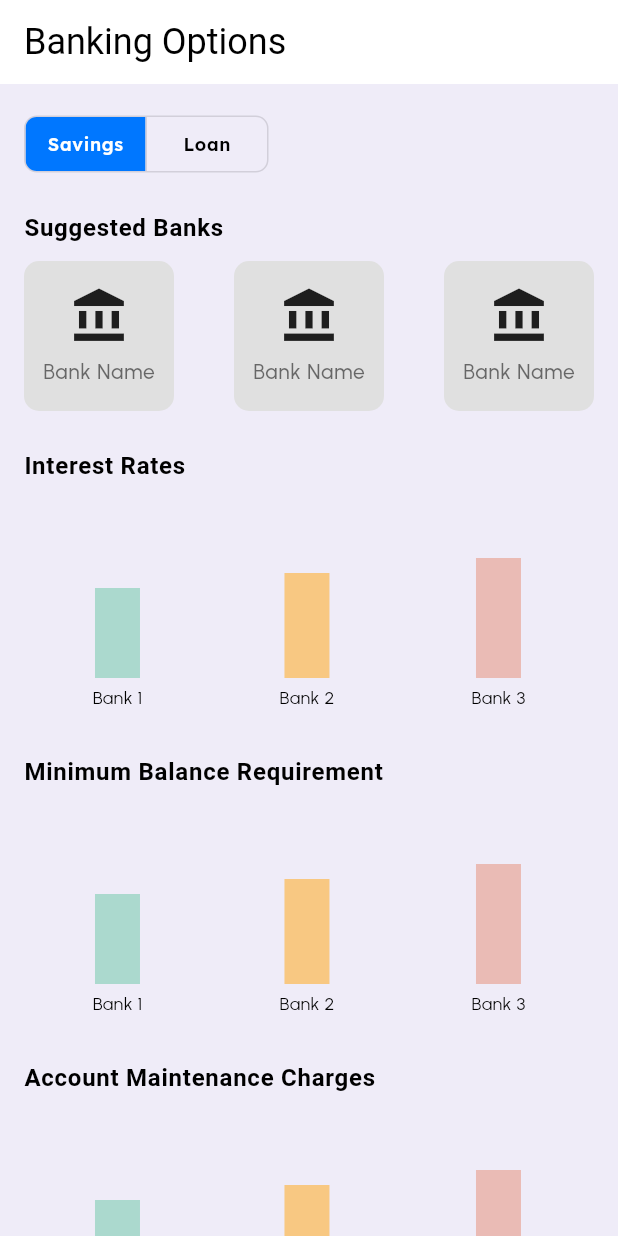
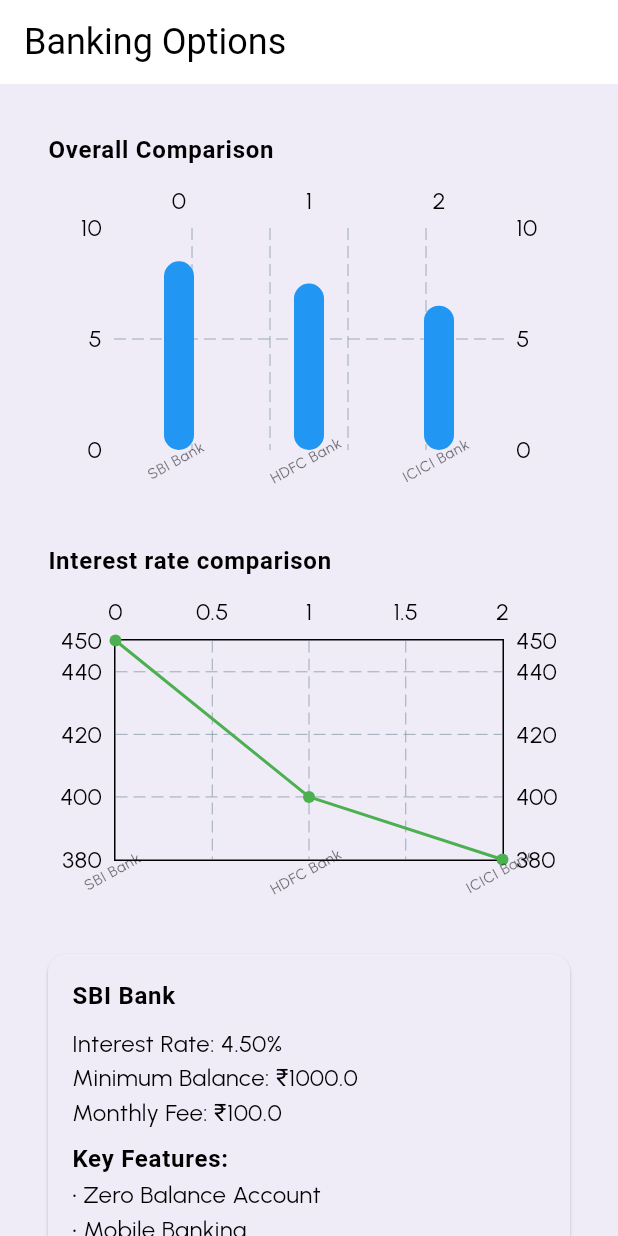
Before and after one commit to anshd258/LakshmiSetu, a Flutter app: the BankingOptionsScreen screen opened by its route, on a phone screen of 412 x 824 dp. Run offline on Flutter 3.47's test engine with Material 3 defaults, Android fonts, the phone set to English and light mode, and no system bars; drawn by our look-alikes of fl_chart; our stand-ins replace bloc, equatable, firebase_auth, firebase_core, firebase_crashlytics, flutter_bloc and 8 more; missing offline and left inert: groq, talker_bloc_logger; accounts and stored records are empty; generated files the repository leaves out were written again; statements that could not run were skipped.

Commit message:
Implemented banking options generation

```diff
--- a/lib/app_entrypoint.dart
+++ b/lib/app_entrypoint.dart
@@ -3,6 +3,7 @@
 import 'package:flutter_screenutil/flutter_screenutil.dart';
 import 'package:lakshmi_setu/app_routes.dart';
 import 'package:lakshmi_setu/core/bloc/auth/cubit.dart';
+import 'package:lakshmi_setu/core/bloc/bank-comparison/cubit.dart';
 import 'package:lakshmi_setu/core/bloc/micro-investments.dart/cubit.dart';
 import 'package:lakshmi_setu/core/theme/apptheme.dart';
 import 'package:lakshmi_setu/data/apis/auth_repository.dart';
@@ -25,6 +26,9 @@
         BlocProvider<MicroInvestmentsCubit>(
           create: (context) => MicroInvestmentsCubit(GroqApiService()),
         ),
+        BlocProvider<BankComparisonCubit>(
+          create: (context) => BankComparisonCubit(GroqApiService()),
+        ),
       ],
       key: providerScopeKey,
       child: ScreenUtilInit(
--- a/lib/app_routes.dart
+++ b/lib/app_routes.dart
@@ -3,6 +3,7 @@
 import 'package:lakshmi_setu/core/routes/home_routes.dart';
 import 'package:lakshmi_setu/core/routes/onboarding_routes.dart';
 import 'package:lakshmi_setu/presentation/screens/authentication/page.dart';
+import 'package:lakshmi_setu/presentation/screens/banking/page.dart';
 import 'package:lakshmi_setu/presentation/screens/micro_investments/page.dart';
 
 final rootNavigatoinKey = GlobalKey<NavigatorState>(debugLabel: "root");
@@ -25,7 +26,7 @@
 
 GoRouter routes = GoRouter(
   navigatorKey: rootNavigatoinKey,
-  initialLocation: MicroInvestmentsScreen.route,
+  initialLocation: BankingOptionsScreen.route,
   routes: [
     ...onboardingRoutes,
     ...homeRoutes,
--- /dev/null
+++ b/lib/core/bloc/bank-comparison/states.dart
@@ -0,0 +1,25 @@
+import 'package:lakshmi_setu/data/models/bank_comparison_model.dart';
+
+class BankComparisonState {
+  final bool isLoading;
+  final String error;
+  final List<BankComparisonModel> bankComparisons;
+
+  BankComparisonState({
+    this.isLoading = false,
+    this.error = '',
+    this.bankComparisons = const [],
+  });
+
+  BankComparisonState copyWith({
+    bool? isLoading,
+    String? error,
+    List<BankComparisonModel>? bankComparisons,
+  }) {
+    return BankComparisonState(
+      isLoading: isLoading ?? this.isLoading,
+      error: error ?? this.error,
+      bankComparisons: bankComparisons ?? this.bankComparisons,
+    );
+  }
+}
--- a/lib/data/apis/groq_service.dart
+++ b/lib/data/apis/groq_service.dart
@@ -1,3 +1,5 @@
+import 'dart:convert';
+
 import 'package:groq/groq.dart';
 import 'package:lakshmi_setu/data/models/user_model.dart.dart';
 
@@ -11,7 +13,7 @@
   }
 
   final Groq _groq = Groq(
-    apiKey: "",
+    apiKey: "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",
     model: "llama3-8b-8192",
   );
 
@@ -52,21 +54,94 @@
   // Banking options recommendations
   Future<String> recommendBankingOptions(UserModel user) async {
     try {
-      String prompt =
-          "Based on this user's profile, recommend banking options: $user";
+      String prompt = """
+    IMPORTANT: You must respond with ONLY a JSON array and NO other text.
+    DO NOT include any introduction, explanation, or other text.
+    START YOUR RESPONSE WITH [ AND END WITH ].
+
+    Based on this user profile: $user
+    Generate a comparison of exactly 3 recommended banks in this format:
+    [
+      {
+        "bankName": "Bank 1",
+        "interestRate": 4.5,
+        "minimumBalance": 1000,
+        "monthlyFee": 100,
+        "features": ["Feature 1", "Feature 2", "Feature 3"],
+        "overallScore": 8.5
+      }
+    ]
+
+    RULES:
+    1. Start response with [ and end with ]
+    2. No text before or after the JSON
+    3. Interest rates: 3-7%
+    4. Scores: 1-10
+    5. All numbers must be numeric values, not strings
+    """;
+
       GroqResponse response = await _groq.sendMessage(prompt);
-      return response.choices.first.message.content;
+      String content = response.choices.first.message.content.trim();
+
+      if (!content.startsWith('[')) {
+        print("API returned invalid format, using default data");
+        return defaultBankData;
+      }
+
+      try {
+        jsonDecode(content);
+        return content;
+      } catch (e) {
+        print("Invalid JSON in response, using default data");
+        return defaultBankData;
+      }
     } catch (error) {
-      print("Error recommending banking options: $error");
-      return "Error in banking recommendations";
+      print("Error in banking recommendations: $error");
+      return defaultBankData;
     }
   }
+
+  static const String defaultBankData = '''
+[
+  {
+    "bankName": "SBI Bank",
+    "interestRate": 4.5,
+    "minimumBalance": 1000.0,
+    "monthlyFee": 100.0,
+    "features": ["Zero Balance Account", "Mobile Banking", "Free ATM Card"],
+    "overallScore": 8.5
+  },
+  {
+    "bankName": "HDFC Bank",
+    "interestRate": 4.0,
+    "minimumBalance": 2000.0,
+    "monthlyFee": 150.0,
+    "features": ["High Interest Savings", "Net Banking", "Reward Points"],
+    "overallScore": 7.5
+  },
+  {
+    "bankName": "ICICI Bank",
+    "interestRate": 3.8,
+    "minimumBalance": 500.0,
+    "monthlyFee": 50.0,
+    "features": ["Low Minimum Balance", "UPI Payments", "24/7 Support"],
+    "overallScore": 6.5
+  }
+]''';
 
   // Personalized micro-investment options
   Future<String> recommendMicroInvestments(UserModel user) async {
     try {
-      String prompt =
-          "Based on this user, recommend personalized micro-investment options: $user";
+      String prompt = """
+    Based on this user profile: $user, provide 4-5 key investment recommendations.
+    Format each recommendation as a simple numbered point without any markdown.
+    Each point should be a recommendation title and should be brief only 1-2 lines.
+    Also just give the recommendation points and no text other than that
+    Example format:
+    1. Invest in lorem ipsum government scheme
+    2. Your recommendation here
+    etc
+    """;
       GroqResponse response = await _groq.sendMessage(prompt);
       return response.choices.first.message.content;
     } catch (error) {
--- /dev/null
+++ b/lib/data/models/bank_comparison_model.dart
@@ -0,0 +1,28 @@
+class BankComparisonModel {
+  final String bankName;
+  final double interestRate;
+  final double minimumBalance;
+  final double monthlyFee;
+  final List<String> features;
+  final double overallScore;
+
+  BankComparisonModel({
+    required this.bankName,
+    required this.interestRate,
+    required this.minimumBalance,
+    required this.monthlyFee,
+    required this.features,
+    required this.overallScore,
+  });
+
+  factory BankComparisonModel.fromJson(Map<String, dynamic> json) {
+    return BankComparisonModel(
+      bankName: json['bankName'] as String,
+      interestRate: json['interestRate'] as double,
+      minimumBalance: json['minimumBalance'] as double,
+      monthlyFee: json['monthlyFee'] as double,
+      features: List<String>.from(json['features'] as List),
+      overallScore: json['overallScore'] as double,
+    );
+  }
+}
--- a/lib/presentation/screens/banking/page.dart
+++ b/lib/presentation/screens/banking/page.dart
@@ -1,6 +1,10 @@
 import 'package:flutter/material.dart';
+import 'package:flutter_bloc/flutter_bloc.dart';
+import 'package:lakshmi_setu/core/bloc/bank-comparison/cubit.dart';
+import 'package:lakshmi_setu/core/bloc/bank-comparison/states.dart';
 import 'package:lakshmi_setu/core/theme/theme_extensions.dart';
-import 'package:lakshmi_setu/presentation/screens/banking/widgets/bar_chart.dart';
+import 'package:lakshmi_setu/data/models/user_model.dart.dart';
+import 'package:lakshmi_setu/presentation/screens/banking/widgets/comparison_chart.dart';
 
 class BankingOptionsScreen extends StatefulWidget {
   static const route = '/bankingOptionsScreen';
@@ -14,6 +18,32 @@
 class _BankingOptionsScreenState extends State<BankingOptionsScreen> {
   List<bool> isSelected = [true, false];
 
+  UserModel user = UserModel(
+    name: "Lorem Ipsum",
+    mobileNumber: "9XXXXXXXXXX",
+    dateOfBirth: "29th Feb 2003",
+    gender: "Female",
+    location: "New Delhi",
+    language: "English",
+    maritalStatus: "Unmarried",
+    children: 0,
+    job: "Farmer",
+    monthlySalaryRange: 20000,
+    monthlyExpensesRange: 10000,
+    monthlySavingsRange: 10000,
+    totalSavingsRange: 300000,
+    monthlySavingGoal: 5000,
+    totalSavingGoal: 400000,
+    longTermGoals: "Buy land",
+    shortTermGoals: "Education fee",
+  );
+
+  @override
+  void initState() {
+    super.initState();
+    context.read<BankComparisonCubit>().loadBankComparisons(user);
+  }
+
   @override
   Widget build(BuildContext context) {
     return Scaffold(
@@ -25,87 +55,98 @@
       body: SingleChildScrollView(
         child: Padding(
           padding: const EdgeInsets.all(16.0),
+          child: BlocBuilder<BankComparisonCubit, BankComparisonState>(
+            builder: (context, state) {
+              if (state.isLoading) {
+                return Center(child: CircularProgressIndicator());
+              }
+
+              if (state.error.isNotEmpty) {
+                return Center(child: Text(state.error));
+              }
+
+              if (state.bankComparisons.isEmpty) {
+                return Center(
+                  child: Column(
+                    mainAxisAlignment: MainAxisAlignment.center,
+                    children: [
+                      Text(
+                        'No bank recommendations available',
+                        style: Theme.of(context).textTheme.titleMedium,
+                      ),
+                      const SizedBox(height: 16),
+                      ElevatedButton(
+                        onPressed: () {
+                          context
+                              .read<BankComparisonCubit>()
+                              .loadBankComparisons(user);
+                        },
+                        child: const Text('Try Again'),
+                      ),
+                    ],
+                  ),
+                );
+              }
+
+              return SingleChildScrollView(
+                padding: EdgeInsets.all(16),
                 child: Column(
                   crossAxisAlignment: CrossAxisAlignment.start,
                   children: [
-              ToggleButtons(
-                isSelected: isSelected,
-                onPressed: (index) {
-                  setState(() {
-                    for (int i = 0; i < isSelected.length; i++) {
-                      isSelected[i] = i == index;
-                    }
-                  });
-                },
-                borderRadius: BorderRadius.circular(8),
-                selectedColor: Colors.white,
-                fillColor: context.colorScheme.primary,
-                color: context.colorScheme.onSurface,
-                textStyle: context.textTheme.labelSmall,
-                constraints: const BoxConstraints(
-                  minHeight: 36,
-                  minWidth: 80,
-                ),
-                children: const [
-                  Text('Savings'),
-                  Text('Loan'),
-                ],
-              ),
-              const SizedBox(height: 20),
                     Text(
-                'Suggested Banks',
+                      "Overall Comparison",
                       style: context.textTheme.bodyLarge!
                           .copyWith(fontWeight: FontWeight.w600),
                     ),
-              const SizedBox(height: 10),
-              Row(
-                mainAxisAlignment: MainAxisAlignment.spaceBetween,
-                children: List.generate(3, (index) {
-                  return Container(
-                    width: 100,
-                    height: 100,
-                    decoration: BoxDecoration(
-                      color: Colors.grey.shade300,
-                      borderRadius: BorderRadius.circular(10),
+                    SizedBox(height: 10),
+                    BankComparisonChart(banks: state.bankComparisons),
+                    SizedBox(height: 40),
+                    ...state.bankComparisons.map((bank) => SizedBox(
+                          width: double.infinity,
+                          child: Card(
+                            margin: EdgeInsets.only(bottom: 16),
+                            child: Padding(
+                              padding: EdgeInsets.all(16),
+                              child: Column(
+                                crossAxisAlignment: CrossAxisAlignment.start,
+                                children: [
+                                  Text(
+                                    bank.bankName,
+                                    style: context.textTheme.bodyLarge!
+                                        .copyWith(fontWeight: FontWeight.w600),
                                   ),
-                    child: Center(
-                      child: Column(
-                        mainAxisAlignment: MainAxisAlignment.center,
-                        children: [
-                          const Icon(Icons.account_balance, size: 40),
-                          const SizedBox(height: 8),
+                                  SizedBox(height: 8),
                                   Text(
-                            'Bank Name',
-                            style: context.textTheme.bodySmall,
+                                    'Interest Rate: ${(bank.interestRate).toStringAsFixed(2)}%',
+                                    style: context.textTheme.bodyMedium,
                                   ),
+                                  Text(
+                                    'Minimum Balance: ₹${bank.minimumBalance}',
+                                    style: context.textTheme.bodyMedium,
+                                  ),
+                                  Text(
+                                    'Monthly Fee: ₹${bank.monthlyFee}',
+                                    style: context.textTheme.bodyMedium,
+                                  ),
+                                  SizedBox(height: 8),
+                                  Text(
+                                    'Key Features:',
+                                    style: context.textTheme.bodyLarge!
+                                        .copyWith(fontWeight: FontWeight.w600),
+                                  ),
+                                  ...bank.features.map((f) => Text(
+                                        '• $f',
+                                        style: context.textTheme.bodyMedium,
+                                      )),
                                 ],
                               ),
                             ),
+                          ),
+                        )),
+                  ],
+                ),
               );
-                }),
-              ),
-              const SizedBox(height: 25),
-              Text(
-                'Interest Rates',
-                style: context.textTheme.bodyLarge!
-                    .copyWith(fontWeight: FontWeight.w600),
-              ),
-              BarChartWidget(),
-              const SizedBox(height: 30),
-              Text(
-                'Minimum Balance Requirement',
-                style: context.textTheme.bodyLarge!
-                    .copyWith(fontWeight: FontWeight.w600),
-              ),
-              BarChartWidget(),
-              const SizedBox(height: 30),
-              Text(
-                'Account Maintenance Charges',
-                style: context.textTheme.bodyLarge!
-                    .copyWith(fontWeight: FontWeight.w600),
-              ),
-              BarChartWidget(),
-            ],
+            },
           ),
         ),
       ),
--- /dev/null
+++ b/lib/presentation/screens/banking/widgets/comparison_chart.dart
@@ -0,0 +1,117 @@
+import 'package:flutter/material.dart';
+import 'package:fl_chart/fl_chart.dart';
+import 'package:lakshmi_setu/core/theme/theme_extensions.dart';
+import 'package:lakshmi_setu/data/models/bank_comparison_model.dart';
+
+class BankComparisonChart extends StatelessWidget {
+  final List<BankComparisonModel> banks;
+
+  const BankComparisonChart({super.key, required this.banks});
+
+  @override
+  Widget build(BuildContext context) {
+    return Column(
+      children: [
+        // Overall Score Comparison
+        SizedBox(
+          height: 200,
+          child: BarChart(
+            BarChartData(
+              alignment: BarChartAlignment.spaceAround,
+              maxY: 10,
+              barTouchData: BarTouchData(enabled: true),
+              titlesData: FlTitlesData(
+                show: true,
+                bottomTitles: AxisTitles(
+                  sideTitles: SideTitles(
+                    showTitles: true,
+                    getTitlesWidget: (value, meta) {
+                      if (value.toInt() >= banks.length) return const Text('');
+                      return Transform.rotate(
+                        angle: -0.5,
+                        child: Text(
+                          banks[value.toInt()].bankName,
+                          style: context.textTheme.bodySmall!
+                              .copyWith(fontSize: 10),
+                        ),
+                      );
+                    },
+                  ),
+                ),
+              ),
+              borderData: FlBorderData(show: false),
+              barGroups: banks
+                  .asMap()
+                  .entries
+                  .map(
+                    (entry) => BarChartGroupData(
+                      x: entry.key,
+                      barRods: [
+                        BarChartRodData(
+                          toY: entry.value.overallScore,
+                          color: Colors.blue,
+                          width: 20,
+                        ),
+                      ],
+                    ),
+                  )
+                  .toList(),
+            ),
+          ),
+        ),
+        SizedBox(height: 40),
+        Align(
+          alignment: Alignment.centerLeft,
+          child: Text(
+            "Interest rate comparison",
+            style: context.textTheme.bodyLarge!
+                .copyWith(fontWeight: FontWeight.w600),
+          ),
+        ),
+        SizedBox(height: 10),
+        // Interest Rate Comparison
+        SizedBox(
+          height: 200,
+          child: LineChart(
+            LineChartData(
+              gridData: FlGridData(show: true),
+              titlesData: FlTitlesData(
+                bottomTitles: AxisTitles(
+                  sideTitles: SideTitles(
+                    showTitles: true,
+                    interval: 1,
+                    getTitlesWidget: (value, meta) {
+                      if (value.toInt() >= banks.length) return const Text('');
+                      return Transform.rotate(
+                        angle: -0.5,
+                        child: Text(
+                          banks[value.toInt()].bankName,
+                          style: context.textTheme.bodySmall!
+                              .copyWith(fontSize: 10),
+                        ),
+                      );
+                    },
+                  ),
+                ),
+              ),
+              lineBarsData: [
+                LineChartBarData(
+                  spots: banks
+                      .asMap()
+                      .entries
+                      .map((entry) => FlSpot(
+                            entry.key.toDouble(),
+                            entry.value.interestRate * 100,
+                          ))
+                      .toList(),
+                  color: Colors.green,
+                  dotData: FlDotData(show: true),
+                ),
+              ],
+            ),
+          ),
+        ),
+      ],
+    );
+  }
+}
--- a/pubspec.yaml
+++ b/pubspec.yaml
@@ -64,6 +64,7 @@
   json_annotation: ^4.9.0
   json_serializable: ^6.9.0
   provider: ^6.1.2
+  fl_chart: ^0.70.0
 
 dev_dependencies:
   flutter_test:
```
Also changed, not shown: lib/core/bloc/bank-comparison/cubit.dart (added, +57 -0 lines), lib/core/bloc/micro-investments.dart/cubit.dart (+8 -1 lines), pubspec.lock. Lines whose indentation alone changed are shown as unchanged.
